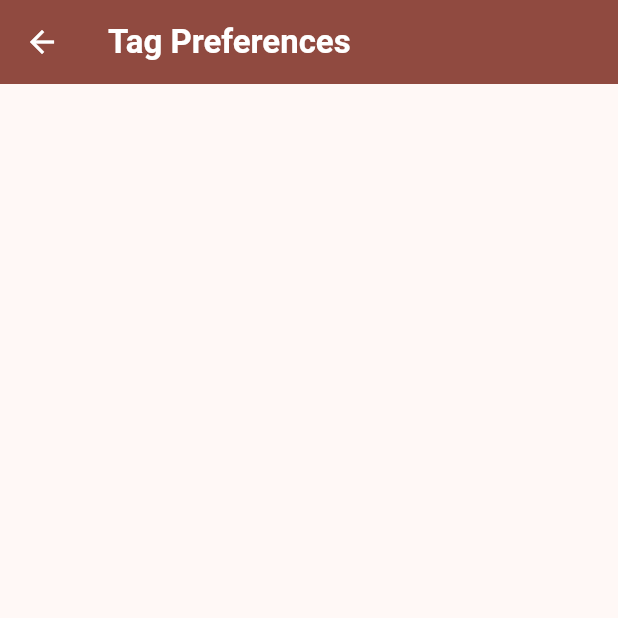
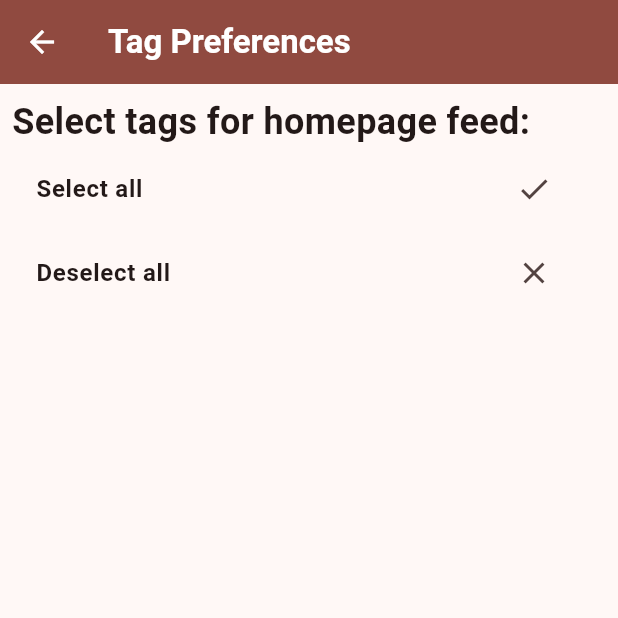
Before and after one commit to GrinSync/GrinSyncFrontend, a Flutter app: the TagPreferencePage screen opened directly, on a phone screen of 412 x 824 dp, the top half of it. Run offline on Flutter 3.47's test engine with Material 3 defaults, Android fonts, the phone set to English and light mode, and no system bars; our stand-ins replace flutter_secure_storage, fluttertoast, hive_flutter, syncfusion_flutter_calendar; accounts and stored records are empty; network calls fail; Roboto replaces fonts that are missing (Futura, Helvetica); statements that could not run were skipped.

Commit message:
tag preferences should be working

```diff
--- a/lib/pages/home_page.dart
+++ b/lib/pages/home_page.dart
@@ -2,6 +2,7 @@ import 'package:flutter/material.dart';
 import 'package:flutter_test_app/api/get_events.dart';
 import 'package:flutter_test_app/models/event_models.dart';
 import 'package:flutter_test_app/api/user_authorization.dart';
+import 'package:flutter_test_app/global.dart';
 
 // HomePage shows user a list of events
 
@@ -12,9 +13,10 @@ class HomePage extends StatefulWidget {
 
 class _HomePageState extends State<HomePage> {
   ValueNotifier upcomingEvents = ValueNotifier<List<Event>?>(null); // A list of upcoming events as a ValueNotifier
+  List<String> tagList = PREFERREDTAGS; // get the preferred tags from the global variable
 
   Future<void> loadEvents() async {
-    upcomingEvents.value = await getUpcomingEvents();
+    upcomingEvents.value = await getUpcomingEvents(tagList);
   }
 
   @override
--- a/lib/pages/tag_preference_page.dart
+++ b/lib/pages/tag_preference_page.dart
@@ -12,6 +12,7 @@ class TagPreferencePage extends StatefulWidget {
 class _TagPreferencePageState extends State<TagPreferencePage> {
   List<String> availableTags = List<String>.from(ALLTAGS);
   List<String> selectedTags = List<String>.from(PREFERREDTAGS);
+  int additionalItemNumber = 3;
 
   @override
   Widget build(BuildContext context) {
@@ -26,10 +27,46 @@ class _TagPreferencePageState extends State<TagPreferencePage> {
         backgroundColor: Theme.of(context).colorScheme.primary,
         foregroundColor: Colors.white,
       ),
-      body: ListView.builder(
-        itemCount: availableTags.length,
+      body: Container(
+        padding: EdgeInsets.all(8.0),
+        child: ListView.builder(
+          itemCount: availableTags.length + additionalItemNumber,
           itemBuilder: (context, index) {
-          final tag = availableTags[index];
+            if (index == 0) {
+              return Text(
+                'Select tags for homepage feed:',
+                style: TextStyle(fontSize: 24, fontWeight: FontWeight.bold, fontFamily: 'Helvetica')
+              );
+            } else if (index == 1) {
+              return ListTile(
+                title: Text('Select all', style: TextStyle(fontWeight: FontWeight.bold)),
+                trailing: IconButton(
+                  icon: Icon(Icons.check),
+                  onPressed: () {
+                    setState(() {
+                      selectedTags = List<String>.from(availableTags);
+                      updatePrefferedTags(selectedTags);
+                      PREFERREDTAGS = List<String>.from(selectedTags);
+                    });
+                  },
+                ),
+              );
+            } else if (index == 2) {
+              return ListTile(
+                title: Text('Deselect all', style: TextStyle(fontWeight: FontWeight.bold)),
+                trailing: IconButton(
+                  icon: Icon(Icons.clear),
+                  onPressed: () {
+                    setState(() {
+                      selectedTags = [];
+                      updatePrefferedTags(selectedTags);
+                      PREFERREDTAGS = List<String>.from(selectedTags);
+                    });
+                  },
+                ),
+              );
+            } else {
+          final tag = availableTags[index-additionalItemNumber];
           final isSelected = selectedTags.contains(tag);
 
           return ListTile(
@@ -50,7 +87,9 @@ class _TagPreferencePageState extends State<TagPreferencePage> {
         },
             ),
           );
+        }
           },
+        ),
       ),
     );
   }
```
Lines whose indentation alone changed are shown as unchanged.
